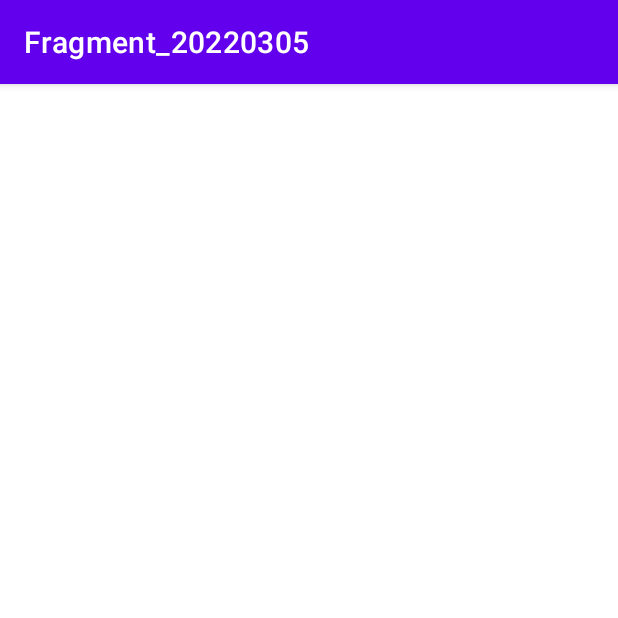
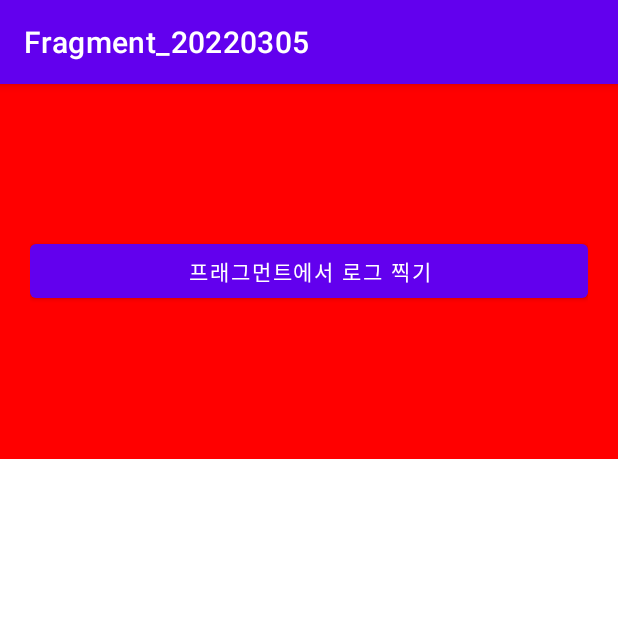
Before and after one commit to brotherbell91/Fragment_20220305, an Android app: the screen it shows after launch (MainActivity), on a phone screen of 412 x 824 dp, the top half of it. Run offline under Robolectric (Android 15) with nearby library versions, the phone set to English and light mode, and no system bars.

Commit message:
첫번째 프래그먼트를 화면에 배치

```diff
--- a/app/src/main/java/com/hyeongjong/fragment_20220305/fragments/FirstFragment.kt
+++ b/app/src/main/java/com/hyeongjong/fragment_20220305/fragments/FirstFragment.kt
@@ -18,6 +18,7 @@ class FirstFragment : Fragment() {
         container: ViewGroup?,
         savedInstanceState: Bundle?
     ): View? {
+//        JickbangCopy와 비슷, container에 뷰를 넣겠다, 루트는 없음
         return inflater.inflate(R.layout.fragment_first, container, false)
     }
 
--- a/app/src/main/res/layout/activity_main.xml
+++ b/app/src/main/res/layout/activity_main.xml
@@ -7,5 +7,11 @@
     android:orientation="vertical"
     tools:context=".MainActivity">
 
+    <fragment
+        android:tag="아무말"
+        android:layout_width="match_parent"
+        android:layout_height="250dp"
+        class="com.hyeongjong.fragment_20220305.fragments.FirstFragment"/>
+
 
 </LinearLayout>
```
